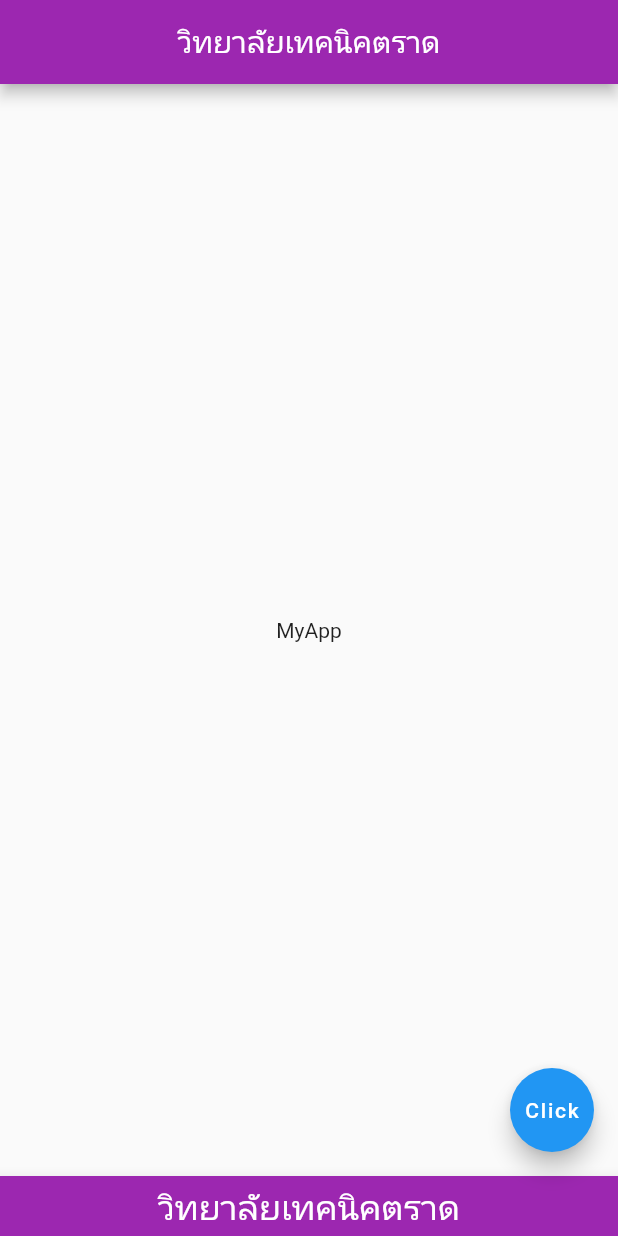
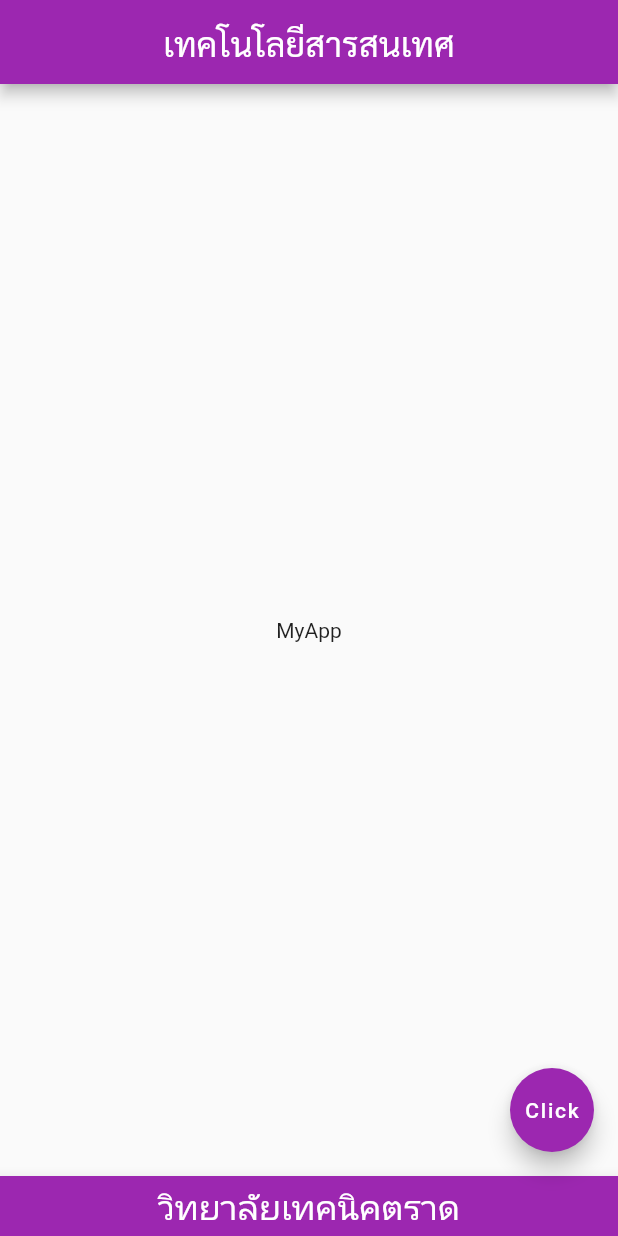
Before and after one commit to Thobif/d2-flutter8, a Flutter app: the screen it shows after launch, after a tap on "Click", on a phone screen of 412 x 824 dp. Run offline on Flutter 3.47's test engine with Material 2 defaults, Android fonts, the phone set to English and light mode, and no system bars.

Commit message:
initial Update

```diff
--- a/lib/main.dart
+++ b/lib/main.dart
@@ -6,7 +6,10 @@ void main() {
     debugShowCheckedModeBanner: false,
     home: Scaffold(
       appBar: AppBar(
-        title: Text("วิทยาลัยเทคนิคตราด", ),
+        title: Text(
+          "เทคโนโลยีสารสนเทศ",
+          style: TextStyle(fontFamily:"Sarabun",color: Colors.white,fontSize:23.0),
+        ),
         centerTitle: true,
         backgroundColor: Colors.purple,
       ),
@@ -14,17 +17,16 @@ void main() {
         child: Text("MyApp"),
       ),
       floatingActionButton: FloatingActionButton(
-        child: Text("Click",),
-        onPressed: () => {
-          print("You Click Me"),
-        },
+        child: Text("Click"),
+        onPressed: () => print("You Click Me"),
+        backgroundColor: Colors.purple,
       ),
       bottomNavigationBar: BottomAppBar(
         child: Container(
           child: Center(
             child: Text(
               "วิทยาลัยเทคนิคตราด",
-              style: TextStyle(color: Colors.white,fontSize: 23.0),
+              style: TextStyle(color: Colors.white, fontSize: 23.0),
             ),
           ),
           height: 40.0,
```
Also changed, not shown: pubspec.yaml (+4 -4 lines), fonts/Sarabun-Regular.ttf (added).
